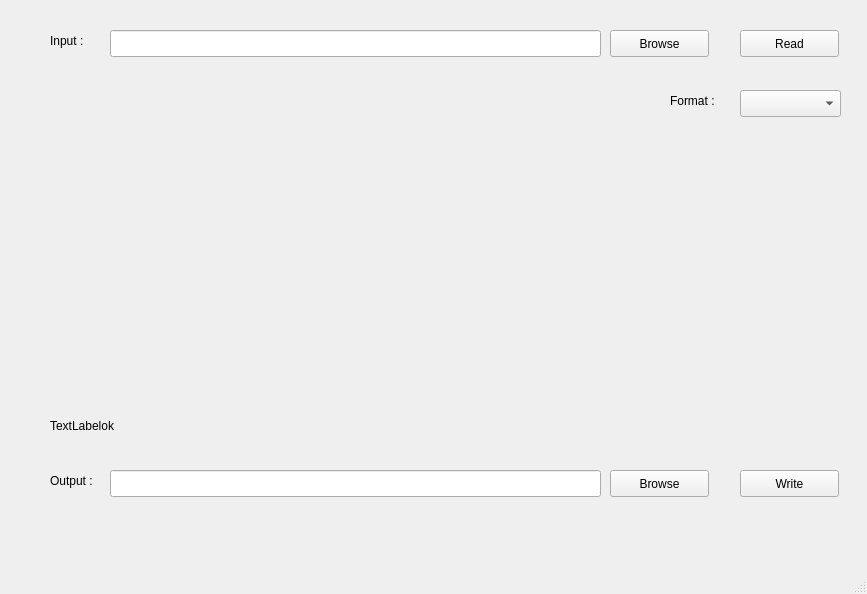
Above: mainwindow.ui from thomaslepoix/Qucs-RFlayout before the change. Below: the same form after it.
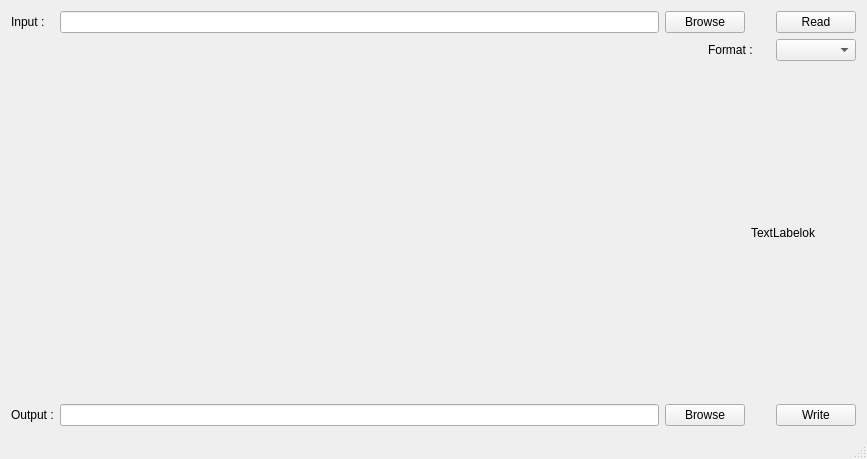
That is the form after the change. Custom widgets are drawn as their Qt base class.

Commit message: []* -> vector<shared> & setgetP() & purge layoutwriter & preview starting point: movable concav polygon

Diff of the .ui file:
```diff
--- a/mainwindow.ui
+++ b/mainwindow.ui
@@ -7,147 +7,83 @@
     <x>0</x>
     <y>0</y>
     <width>867</width>
-    <height>594</height>
+    <height>459</height>
    </rect>
   </property>
   <property name="windowTitle">
    <string>Qucs-RFlayout</string>
   </property>
   <widget class="QWidget" name="centralWidget">
+   <layout class="QGridLayout" name="gridLayout">
+    <item row="0" column="0">
+     <widget class="QLabel" name="l_input">
+      <property name="text">
+       <string>Input :</string>
+      </property>
+     </widget>
+    </item>
+    <item row="0" column="5">
    <widget class="QPushButton" name="pb_read">
-    <property name="geometry">
-     <rect>
-      <x>740</x>
-      <y>30</y>
-      <width>99</width>
-      <height>27</height>
-     </rect>
-    </property>
     <property name="text">
      <string>Read</string>
     </property>
    </widget>
+    </item>
+    <item row="1" column="5">
+     <widget class="QComboBox" name="cb_format"/>
+    </item>
+    <item row="2" column="4" colspan="2">
    <widget class="QLabel" name="l_debug">
-    <property name="geometry">
-     <rect>
-      <x>50</x>
-      <y>390</y>
-      <width>361</width>
-      <height>71</height>
-     </rect>
-    </property>
     <property name="text">
      <string>TextLabelok</string>
     </property>
    </widget>
-   <widget class="QLineEdit" name="le_path_in">
-    <property name="geometry">
-     <rect>
-      <x>110</x>
-      <y>30</y>
-      <width>491</width>
-      <height>27</height>
-     </rect>
-    </property>
-   </widget>
-   <widget class="QPushButton" name="pb_browse_in">
-    <property name="geometry">
-     <rect>
-      <x>610</x>
-      <y>30</y>
-      <width>99</width>
-      <height>27</height>
-     </rect>
-    </property>
-    <property name="text">
-     <string>Browse</string>
-    </property>
-   </widget>
-   <widget class="QLabel" name="l_input">
-    <property name="geometry">
-     <rect>
-      <x>50</x>
-      <y>30</y>
-      <width>71</width>
-      <height>21</height>
-     </rect>
-    </property>
-    <property name="text">
-     <string>Input :</string>
-    </property>
-   </widget>
-   <widget class="QComboBox" name="cb_format">
-    <property name="geometry">
-     <rect>
-      <x>740</x>
-      <y>90</y>
-      <width>101</width>
-      <height>27</height>
-     </rect>
-    </property>
-   </widget>
-   <widget class="QLabel" name="l_format">
-    <property name="geometry">
-     <rect>
-      <x>670</x>
-      <y>90</y>
-      <width>71</width>
-      <height>21</height>
-     </rect>
-    </property>
-    <property name="text">
-     <string>Format :</string>
-    </property>
-   </widget>
-   <widget class="QLineEdit" name="le_path_out">
-    <property name="geometry">
-     <rect>
-      <x>110</x>
-      <y>470</y>
-      <width>491</width>
-      <height>27</height>
-     </rect>
-    </property>
-   </widget>
+    </item>
+    <item row="3" column="0">
    <widget class="QLabel" name="l_output">
-    <property name="geometry">
-     <rect>
-      <x>50</x>
-      <y>470</y>
-      <width>71</width>
-      <height>21</height>
-     </rect>
-    </property>
     <property name="text">
      <string>Output :</string>
     </property>
    </widget>
+    </item>
+    <item row="3" column="1">
+     <widget class="QLineEdit" name="le_path_out"/>
+    </item>
+    <item row="1" column="3" colspan="2">
+     <widget class="QLabel" name="l_format">
+      <property name="text">
+       <string>Format :</string>
+      </property>
+     </widget>
+    </item>
+    <item row="3" column="2" colspan="2">
    <widget class="QPushButton" name="pb_browse_out">
-    <property name="geometry">
-     <rect>
-      <x>610</x>
-      <y>470</y>
-      <width>99</width>
-      <height>27</height>
-     </rect>
-    </property>
     <property name="text">
      <string>Browse</string>
     </property>
    </widget>
+    </item>
+    <item row="3" column="5">
    <widget class="QPushButton" name="pb_write">
-    <property name="geometry">
-     <rect>
-      <x>740</x>
-      <y>470</y>
-      <width>99</width>
-      <height>27</height>
-     </rect>
-    </property>
     <property name="text">
      <string>Write</string>
     </property>
    </widget>
+    </item>
+    <item row="0" column="1">
+     <widget class="QLineEdit" name="le_path_in"/>
+    </item>
+    <item row="0" column="2" colspan="2">
+     <widget class="QPushButton" name="pb_browse_in">
+      <property name="text">
+       <string>Browse</string>
+      </property>
+     </widget>
+    </item>
+    <item row="1" column="0" rowspan="2" colspan="2">
+     <widget class="Preview" name="glw_preview" native="true"/>
+    </item>
+   </layout>
   </widget>
   <widget class="QMenuBar" name="menuBar">
    <property name="geometry">
@@ -162,6 +98,13 @@
   <widget class="QStatusBar" name="statusBar"/>
  </widget>
  <layoutdefault spacing="6" margin="11"/>
+ <customwidgets>
+  <customwidget>
+   <class>Preview</class>
+   <extends>QWidget</extends>
+   <header>preview.h</header>
+  </customwidget>
+ </customwidgets>
  <resources/>
  <connections/>
 </ui>
```
Lines whose indentation alone changed are shown as unchanged. The commit also changes 41 other files.
